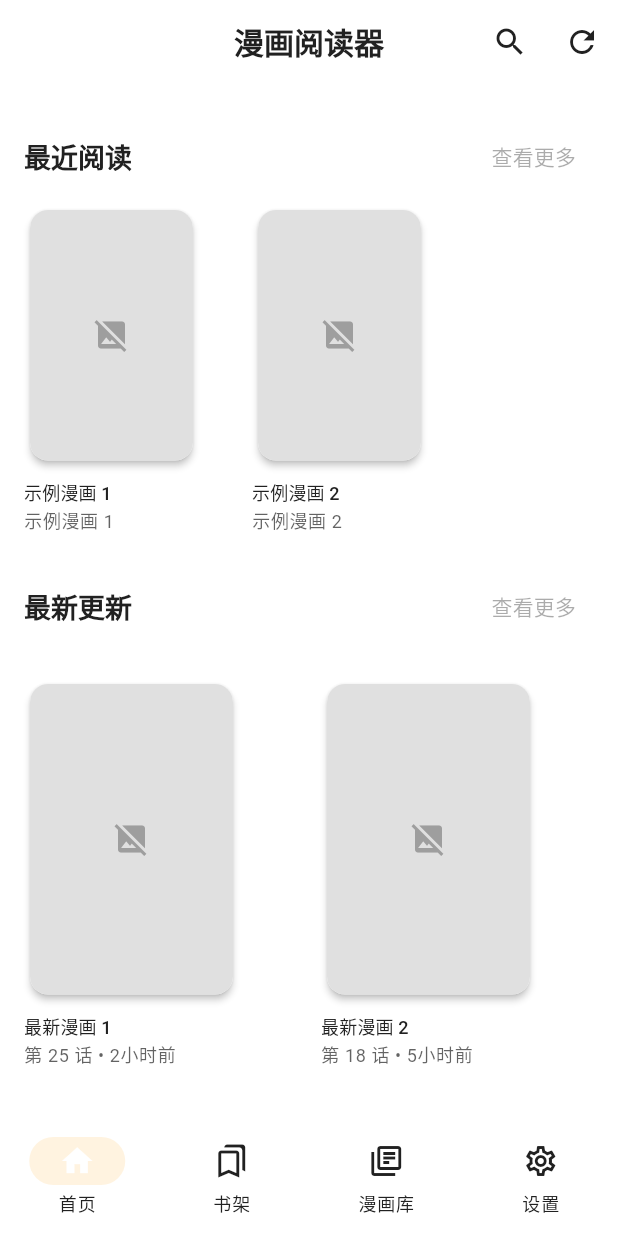
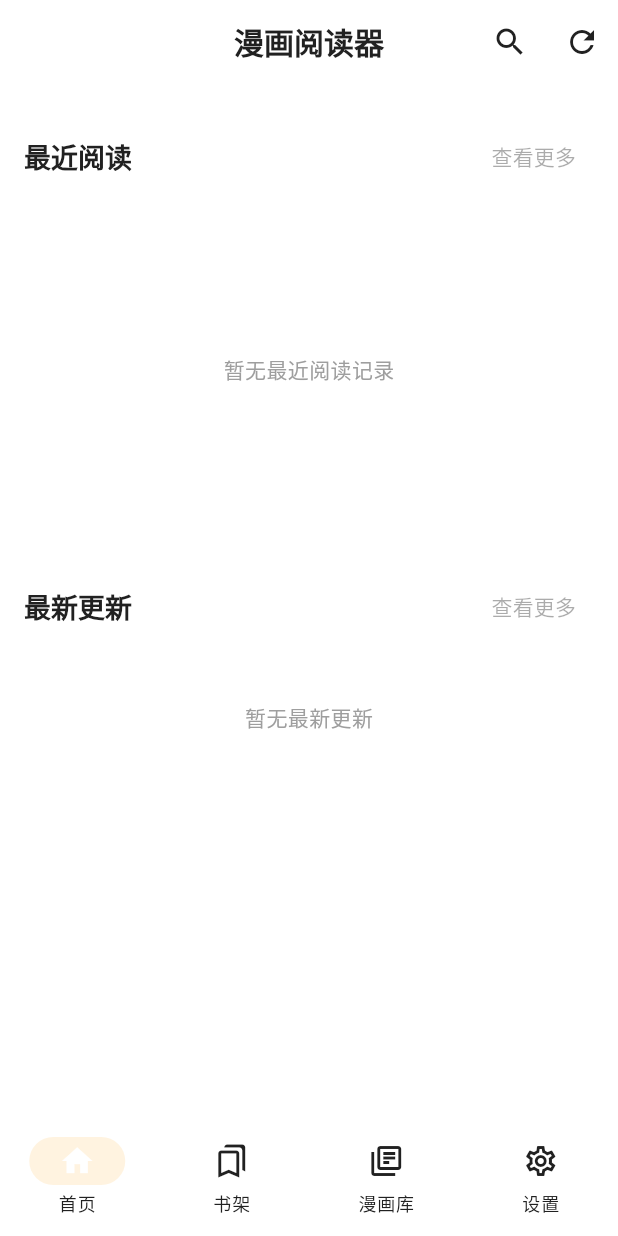
Before and after one commit to zhouyu74748585/manhua, a Flutter app: the screen it shows after launch, after a tap on the "refresh" icon, on a phone screen of 412 x 824 dp. Run offline on Flutter 3.47's test engine with Material 3 defaults, Android fonts, the phone set to English and light mode, and no system bars; our stand-ins replace cached_network_image, drift, file_picker, flutter_riverpod, go_router, local_auth and 5 more; missing offline and left inert: pdfx, sqlite3; accounts and stored records are empty; generated files the repository leaves out were written again.

Commit message:
首页实现

```diff
--- a/lib/data/services/drift_database_service.dart
+++ b/lib/data/services/drift_database_service.dart
@@ -200,58 +200,87 @@ class DriftDatabaseService {
     return manga != null ? _mangaFromDrift(manga) : null;
   }
 
-  /// Search for manga
+  /// Search for manga from enabled libraries only
   static Future<List<model.Manga>> searchManga(String query) async {
     final db = database;
-    final select = db.select(db.mangas)
-      ..where((tbl) =>
-          tbl.title.like('%$query%') |
-          tbl.author.like('%$query%') |
-          tbl.description.like('%$query%'))
-      ..orderBy([(tbl) => OrderingTerm.asc(tbl.title)]);
-    final mangas = await select.get();
-    return mangas.map(_mangaFromDrift).toList();
+    final select = db.select(db.mangas).join([
+      leftOuterJoin(
+          db.libraries, db.libraries.id.equalsExp(db.mangas.libraryId)),
+    ])
+      ..where(db.libraries.isEnabled.equals(true) &
+          (db.mangas.title.like('%$query%') |
+              db.mangas.author.like('%$query%') |
+              db.mangas.description.like('%$query%')))
+      ..orderBy([OrderingTerm.asc(db.mangas.title)]);
+    final results = await select.get();
+    return results
+        .map((row) => _mangaFromDrift(row.readTable(db.mangas)))
+        .toList();
   }
 
-  /// Get manga by category
+  /// Get manga by category from enabled libraries only
   static Future<List<model.Manga>> getMangaByCategory(String category) async {
     final db = database;
-    final query = db.select(db.mangas)
-      ..where((tbl) => tbl.tags.like('%"$category"%'))
-      ..orderBy([(tbl) => OrderingTerm.asc(tbl.title)]);
-    final mangas = await query.get();
-    return mangas.map(_mangaFromDrift).toList();
+    final query = db.select(db.mangas).join([
+      leftOuterJoin(
+          db.libraries, db.libraries.id.equalsExp(db.mangas.libraryId)),
+    ])
+      ..where(db.libraries.isEnabled.equals(true) &
+          db.mangas.tags.like('%"$category"%'))
+      ..orderBy([OrderingTerm.asc(db.mangas.title)]);
+    final results = await query.get();
+    return results
+        .map((row) => _mangaFromDrift(row.readTable(db.mangas)))
+        .toList();
   }
 
-  /// Get favorite manga
+  /// Get favorite manga from enabled libraries only
   static Future<List<model.Manga>> getFavoriteManga() async {
     final db = database;
-    final query = db.select(db.mangas)
-      ..where((tbl) => tbl.isFavorite.equals(true))
-      ..orderBy([(tbl) => OrderingTerm.asc(tbl.title)]);
-    final mangas = await query.get();
-    return mangas.map(_mangaFromDrift).toList();
+    final query = db.select(db.mangas).join([
+      leftOuterJoin(
+          db.libraries, db.libraries.id.equalsExp(db.mangas.libraryId)),
+    ])
+      ..where(db.libraries.isEnabled.equals(true) &
+          db.mangas.isFavorite.equals(true))
+      ..orderBy([OrderingTerm.asc(db.mangas.title)]);
+    final results = await query.get();
+    return results
+        .map((row) => _mangaFromDrift(row.readTable(db.mangas)))
+        .toList();
   }
 
-  /// Get recently read manga
+  /// Get recently read manga from enabled libraries only
   static Future<List<model.Manga>> getRecentlyReadManga() async {
     final db = database;
-    final query = db.select(db.mangas)
-      ..where((tbl) => tbl.lastReadAt.isNotNull())
-      ..orderBy([(tbl) => OrderingTerm.desc(tbl.lastReadAt)])
-      ..limit(20);
-    final mangas = await query.get();
-    return mangas.map(_mangaFromDrift).toList();
+    final query = db.select(db.mangas).join([
+      leftOuterJoin(
+          db.libraries, db.libraries.id.equalsExp(db.mangas.libraryId)),
+    ])
+      ..where(db.libraries.isEnabled.equals(true) &
+          db.mangas.lastReadAt.isNotNull())
+      ..orderBy([OrderingTerm.desc(db.mangas.lastReadAt)])
+      ..limit(5);
+    final results = await query.get();
+    return results
+        .map((row) => _mangaFromDrift(row.readTable(db.mangas)))
+        .toList();
   }
 
-  /// Get recently updated manga
+  /// Get recently updated manga from enabled libraries only
   static Future<List<model.Manga>> getRecentlyUpdatedManga() async {
     final db = database;
-    final query = db.select(db.mangas)
-      ..orderBy([(tbl) => OrderingTerm.desc(tbl.updatedAt)])
+    final query = db.select(db.mangas).join([
+      leftOuterJoin(
+          db.libraries, db.libraries.id.equalsExp(db.mangas.libraryId)),
+    ])
+      ..where(db.libraries.isEnabled.equals(true))
+      ..orderBy([OrderingTerm.desc(db.mangas.updatedAt)])
       ..limit(20);
-    final mangas = await query.get();
-    return mangas.map(_mangaFromDrift).toList();
+    final results = await query.get();
+    return results
+        .map((row) => _mangaFromDrift(row.readTable(db.mangas)))
+        .toList();
   }
 
   /// Batch insert mangas
@@ -364,14 +393,21 @@ class DriftDatabaseService {
     return progresses.map(_readingProgressFromDrift).toList();
   }
 
-  /// Get all manga reading progress
+  /// Get all manga reading progress from enabled libraries only
   static Future<List<rp_model.ReadingProgress>>
       getAllMangaReadingProgress() async {
     final db = database;
-    final query = db.select(db.readingProgresses)
-      ..orderBy([(tbl) => OrderingTerm.desc(tbl.lastReadAt)]);
-    final progresses = await query.get();
-    return progresses.map(_readingProgressFromDrift).toList();
+    final query = db.select(db.readingProgresses).join([
+      leftOuterJoin(db.libraries,
+          db.libraries.id.equalsExp(db.readingProgresses.libraryId)),
+    ])
+      ..where(db.libraries.isEnabled.equals(true))
+      ..orderBy([OrderingTerm.desc(db.readingProgresses.lastReadAt)]);
+    final results = await query.get();
+    return results
+        .map((row) =>
+            _readingProgressFromDrift(row.readTable(db.readingProgresses)))
+        .toList();
   }
 
   // ==================== Page Operations ====================
--- a/lib/presentation/pages/home/home_page.dart
+++ b/lib/presentation/pages/home/home_page.dart
@@ -3,6 +3,9 @@ import 'package:flutter_riverpod/flutter_riverpod.dart';
 import 'package:go_router/go_router.dart';
 
 import '../../../app/routes/app_router.dart';
+import '../../../data/models/manga.dart';
+import '../../../data/models/reading_progress.dart';
+import '../../providers/manga_provider.dart';
 import '../../widgets/common/responsive_grid.dart';
 import '../../widgets/common/section_header.dart';
 import '../../widgets/manga/manga_card.dart';
@@ -23,7 +26,10 @@ class HomePage extends ConsumerWidget {
           IconButton(
             icon: const Icon(Icons.refresh),
             onPressed: () {
-              // TODO: 刷新数据
+              // 刷新数据
+              ref.invalidate(recentlyReadMangaProvider);
+              ref.invalidate(recentlyUpdatedMangaProvider);
+              ref.invalidate(allMangaProgressProvider);
             },
           ),
         ],
@@ -40,7 +46,17 @@ class _HomeContent extends ConsumerWidget {
   Widget build(BuildContext context, WidgetRef ref) {
     return RefreshIndicator(
       onRefresh: () async {
-        // TODO: 实现下拉刷新
+        // 实现下拉刷新
+        ref.invalidate(recentlyReadMangaProvider);
+        ref.invalidate(recentlyUpdatedMangaProvider);
+        ref.invalidate(allMangaProgressProvider);
+
+        // 等待数据加载完成
+        await Future.wait([
+          ref.read(recentlyReadMangaProvider.future),
+          ref.read(recentlyUpdatedMangaProvider.future),
+          ref.read(allMangaProgressProvider.future),
+        ]);
       },
       child: CustomScrollView(
         slivers: [
@@ -77,26 +93,11 @@ class _HomeContent extends ConsumerWidget {
   }
 
   Widget _buildRecentlyRead(BuildContext context, WidgetRef ref) {
-    // TODO: 从Provider获取最近阅读数据
-    final recentlyRead = <Map<String, dynamic>>[
-      {
-        'id': '1',
-        'title': '示例漫画 1',
-        'coverPath': '',
-        'progress': 0.6,
-        'totalPages': 100,
-        'lastReadChapter': '第 12 话',
-      },
-      {
-        'id': '2',
-        'title': '示例漫画 2',
-        'coverPath': '',
-        'progress': 0.3,
-        'totalPages': 100,
-        'lastReadChapter': '第 5 话',
-      },
-    ];
+    final recentlyReadAsync = ref.watch(recentlyReadMangaProvider);
+    final allProgressAsync = ref.watch(allMangaProgressProvider);
 
+    return recentlyReadAsync.when(
+      data: (recentlyRead) {
         if (recentlyRead.isEmpty) {
           return const Center(
             child: Text(
@@ -106,51 +107,57 @@ class _HomeContent extends ConsumerWidget {
           );
         }
 
+        return allProgressAsync.when(
+          data: (progressMap) {
             return ListView.builder(
               scrollDirection: Axis.horizontal,
               padding: const EdgeInsets.symmetric(horizontal: 16),
               itemCount: recentlyRead.length,
               itemBuilder: (context, index) {
                 final manga = recentlyRead[index];
+                final progress = progressMap[manga.id];
+
                 return Container(
                   width: 140,
                   margin: const EdgeInsets.only(right: 12),
                   child: MangaCard(
-            title: manga['title'],
-            coverPath: manga['coverPath'],
-            progress: manga['progress'],
-            subtitle: manga['title'],
-            totalPages: manga['totalPages'],
+                    title: manga.title,
+                    coverPath: manga.coverPath,
+                    progress: progress?.progressPercentage ?? 0.0,
+                    subtitle: _formatLastRead(progress),
+                    totalPages: manga.totalPages,
                     onTap: () {
-              context.go('/manga/${manga['id']}');
+                      context.go('/manga/${manga.id}');
                     },
                   ),
                 );
               },
             );
+          },
+          loading: () => const Center(child: CircularProgressIndicator()),
+          error: (error, stack) => Center(
+            child: Text(
+              '加载进度失败: $error',
+              style: const TextStyle(color: Colors.red),
+            ),
+          ),
+        );
+      },
+      loading: () => const Center(child: CircularProgressIndicator()),
+      error: (error, stack) => Center(
+        child: Text(
+          '加载最近阅读失败: $error',
+          style: const TextStyle(color: Colors.red),
+        ),
+      ),
+    );
   }
 
   Widget _buildLatestUpdates(BuildContext context, WidgetRef ref) {
-    // TODO: 从Provider获取最新更新数据
-    final latestUpdates = <Map<String, dynamic>>[
-      {
-        'id': '3',
-        'title': '最新漫画 1',
-        'coverPath': '',
-        'totalPages': 100,
-        'updateTime': '2小时前',
-        'newChapter': '第 25 话',
-      },
-      {
-        'id': '4',
-        'title': '最新漫画 2',
-        'coverPath': '',
-        'totalPages': 100,
-        'updateTime': '5小时前',
-        'newChapter': '第 18 话',
-      },
-    ];
+    final latestUpdatesAsync = ref.watch(recentlyUpdatedMangaProvider);
 
+    return latestUpdatesAsync.when(
+      data: (latestUpdates) {
         if (latestUpdates.isEmpty) {
           return const SliverToBoxAdapter(
             child: Center(
@@ -165,19 +172,69 @@ class _HomeContent extends ConsumerWidget {
           );
         }
 
-    return ResponsiveGrid(
+        return ResponsiveGrid<Manga>(
           items: latestUpdates,
           itemBuilder: (context, manga) {
             return MangaCard(
-          title: manga['title'],
-          coverPath: manga['coverPath'],
-          subtitle: '${manga['newChapter']} • ${manga['updateTime']}',
-          totalPages: manga['totalPages'],
+              title: manga.title,
+              coverPath: manga.coverPath,
+              subtitle: _formatUpdateTime(manga.updatedAt),
+              totalPages: manga.totalPages,
               onTap: () {
-            context.go('/manga/${manga['id']}');
+                context.go('/manga/${manga.id}');
               },
             );
           },
         );
+      },
+      loading: () => const SliverToBoxAdapter(
+        child: Center(
+          child: Padding(
+            padding: EdgeInsets.all(32),
+            child: CircularProgressIndicator(),
+          ),
+        ),
+      ),
+      error: (error, stack) => SliverToBoxAdapter(
+        child: Center(
+          child: Padding(
+            padding: const EdgeInsets.all(32),
+            child: Text(
+              '加载最新更新失败: $error',
+              style: const TextStyle(color: Colors.red),
+            ),
+          ),
+        ),
+      ),
+    );
+  }
+
+  /// 格式化最后阅读信息
+  String _formatLastRead(ReadingProgress? progress) {
+    if (progress == null) return '未开始阅读';
+
+    final currentPage = progress.currentPage;
+    final totalPages = progress.totalPages;
+    final percentage = (progress.progressPercentage * 100).toInt();
+
+    return '第 $currentPage/$totalPages 页 ($percentage%)';
+  }
+
+  /// 格式化更新时间
+  String _formatUpdateTime(DateTime? updatedAt) {
+    if (updatedAt == null) return '未知时间';
+
+    final now = DateTime.now();
+    final difference = now.difference(updatedAt);
+
+    if (difference.inDays > 0) {
+      return '${difference.inDays}天前';
+    } else if (difference.inHours > 0) {
+      return '${difference.inHours}小时前';
+    } else if (difference.inMinutes > 0) {
+      return '${difference.inMinutes}分钟前';
+    } else {
+      return '刚刚';
     }
   }
+}
```
Lines whose indentation alone changed are shown as unchanged.
